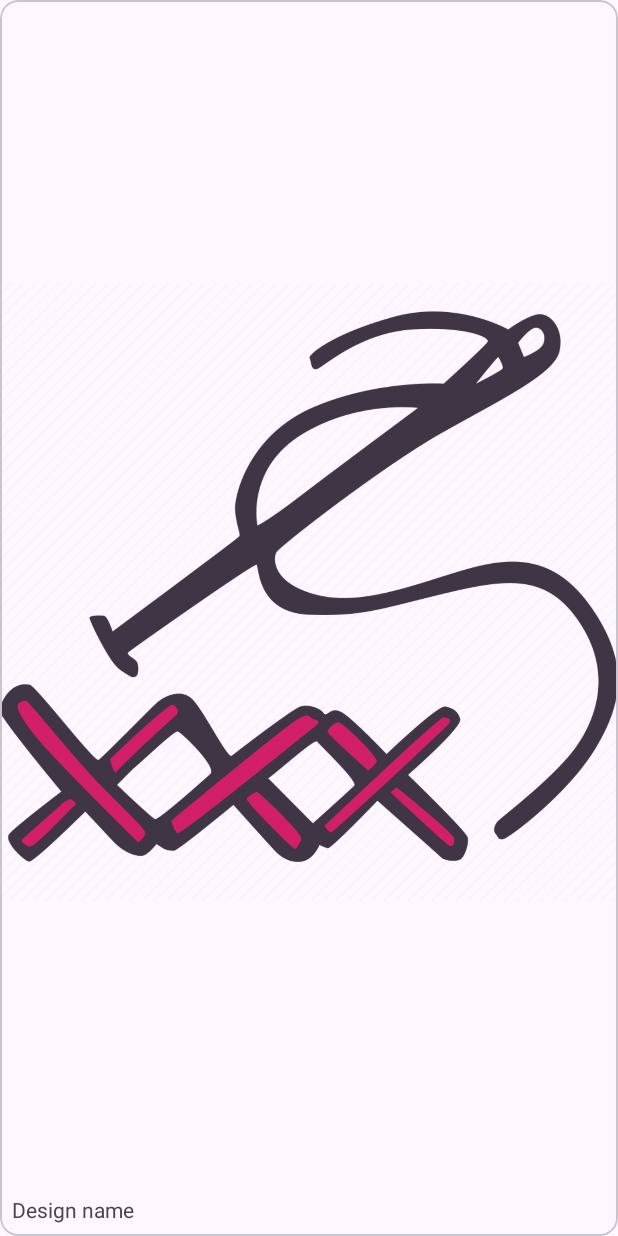
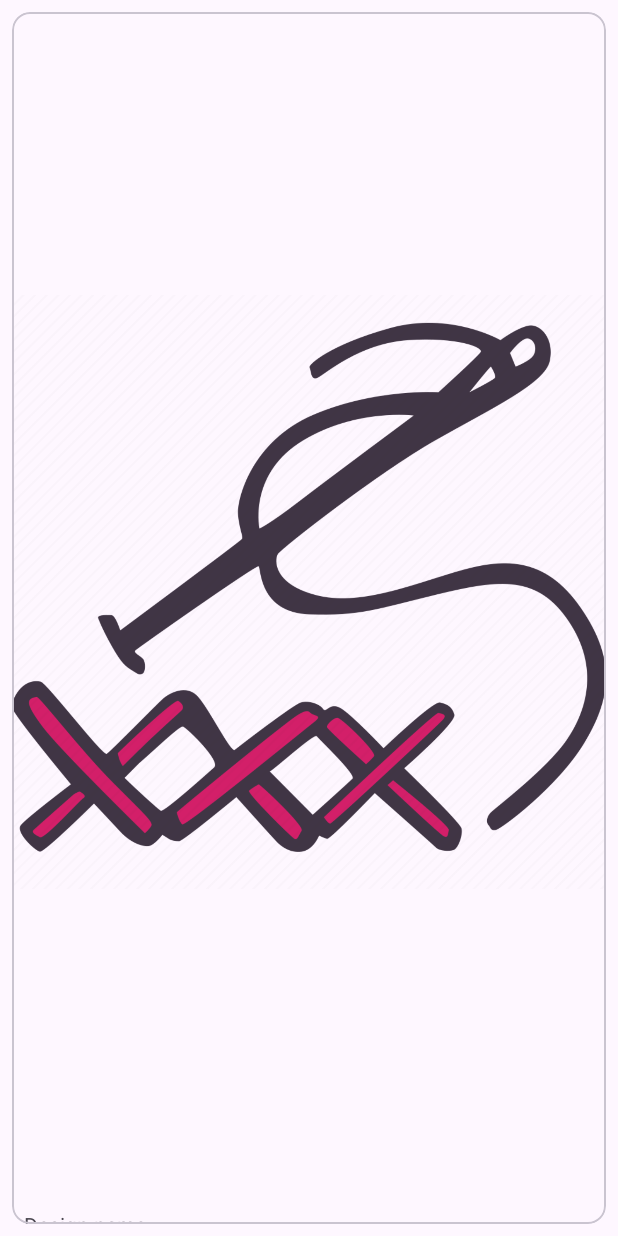
Before and after one commit to Roboskeletron/AR-Embroidery, an Android app: the layout design_item.xml on its own in the app's theme, with its tools: preview values and no code run, on a phone screen of 412 x 824 dp. Run offline under Robolectric (Android 15) with nearby library versions, the phone set to English and light mode, and no system bars.

Commit message:
improve design images view

```diff
--- a/app/src/main/res/layout/design_item.xml
+++ b/app/src/main/res/layout/design_item.xml
@@ -11,22 +11,23 @@
 
     <com.google.android.material.card.MaterialCardView
         android:layout_width="match_parent"
-        android:layout_height="match_parent">
+        android:layout_height="wrap_content"
+        android:layout_margin="8dp">
         <androidx.constraintlayout.widget.ConstraintLayout
             android:layout_width="match_parent"
             android:layout_height="match_parent">
 
             <androidx.appcompat.widget.AppCompatImageView
                 android:id="@+id/design_image"
-                android:layout_width="0dp"
-                android:layout_height="0dp"
+                android:layout_width="match_parent"
+                android:layout_height="wrap_content"
                 android:scaleType="fitCenter"
-
+                app:srcCompat="@drawable/example_texture"
                 app:layout_constraintStart_toStartOf="parent"
                 app:layout_constraintEnd_toEndOf="parent"
                 app:layout_constraintTop_toTopOf="parent"
                 app:layout_constraintBottom_toTopOf="@id/design_name"
-                tools:srcCompat="@drawable/example_texture"/>
+                app:layout_constraintVertical_chainStyle="spread_inside" />
 
             <TextView
                 android:id="@+id/design_name"
--- a/app/src/main/res/layout/fragment_designs.xml
+++ b/app/src/main/res/layout/fragment_designs.xml
@@ -31,7 +31,8 @@
             android:layout_width="match_parent"
             android:layout_height="match_parent"
             app:layout_behavior="@string/appbar_scrolling_view_behavior"
-            app:layoutManager="androidx.recyclerview.widget.StaggeredGridLayoutManager" />
+            app:layoutManager="androidx.recyclerview.widget.StaggeredGridLayoutManager"
+            app:spanCount="3"/>
 
     </androidx.coordinatorlayout.widget.CoordinatorLayout>
 
```
Also changed, not shown: app/src/main/java/ru/vsu/arembroidery/adapters/DesignAdapter.kt (+9 -3 lines).
